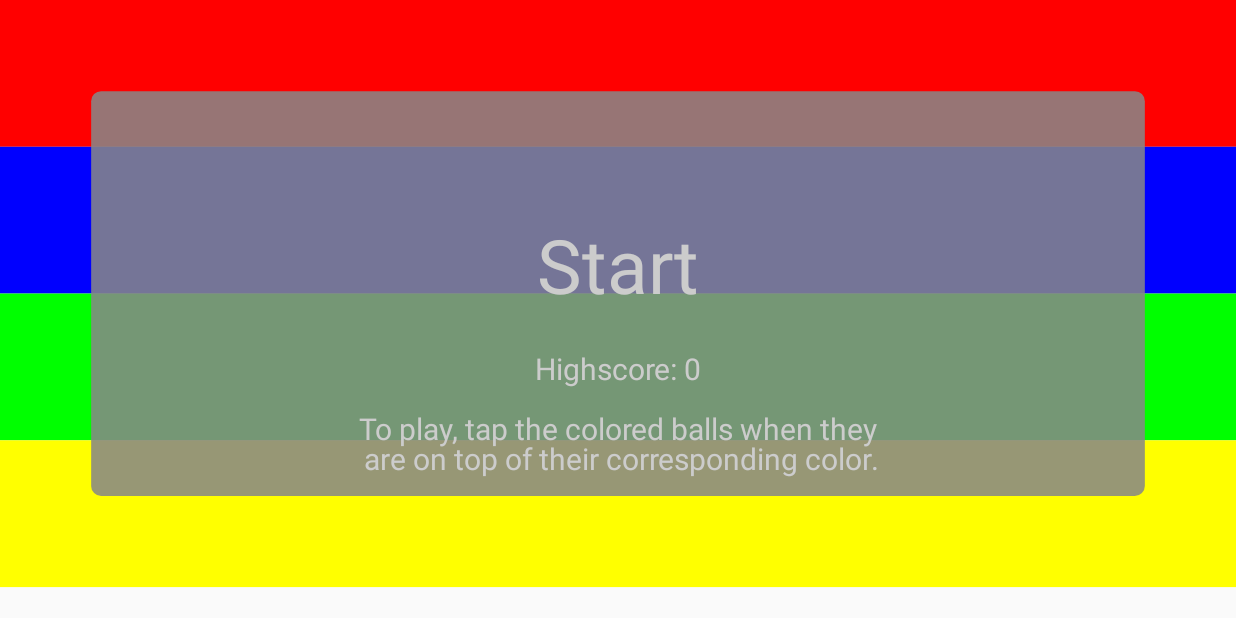
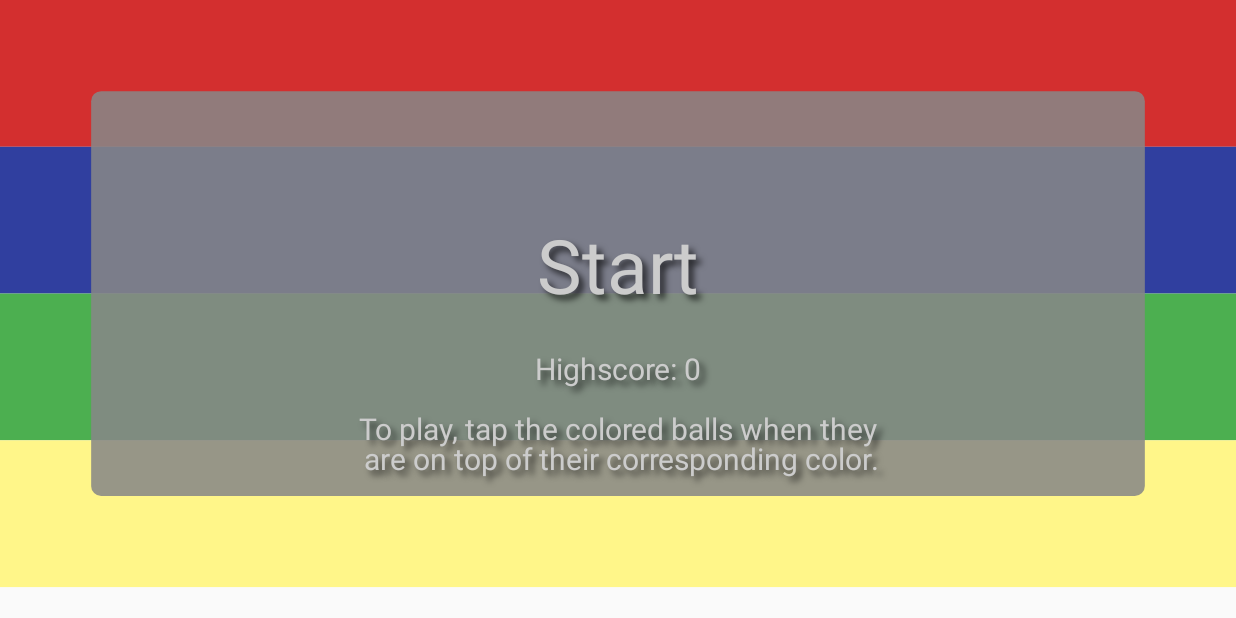
Before and after one commit to diddlydoodly/Tap, an Android app: the screen it shows after launch (GameActivity), on a phone screen of 824 x 412 dp (held sideways). Run offline under Robolectric (Android 15) with nearby library versions, the phone set to English and light mode, and no system bars; our stand-ins replace AdMob.

Commit message:
updated color schema and tap ball clicking

```diff
--- a/app/src/main/java/io/github/omgimanerd/tap/GameView.java
+++ b/app/src/main/java/io/github/omgimanerd/tap/GameView.java
@@ -26,6 +26,7 @@ public class GameView extends View {
   private static final int OVERLAY_BORDER_RADIUS = 10;
   private static final String OVERLAY_COLOR = "#DD888888";
   private static final String OVERLAY_TEXT_COLOR = "#FFCCCCCC";
+  private static final String OVERLAY_TEXT_SHADOW_COLOR = "#AA000000";
 
   private static final int STATE_MENU = 0;
   private static final int STATE_GAME = 1;
@@ -61,11 +62,15 @@ public class GameView extends View {
     overlayPaint_.setColor(Color.parseColor(OVERLAY_COLOR));
     textPaintLarge_ = new Paint();
     textPaintLarge_.setColor(Color.parseColor(OVERLAY_TEXT_COLOR));
+    textPaintLarge_.setShadowLayer(5, 5, 5,
+                                   Color.parseColor(OVERLAY_TEXT_SHADOW_COLOR));
     textPaintLarge_.setTextSize(
         getResources().getDimensionPixelSize(R.dimen.text_size_large));
     textPaintLarge_.setTextAlign(Paint.Align.CENTER);
     textPaintSmall_ = new Paint();
     textPaintSmall_.setColor(Color.parseColor(OVERLAY_TEXT_COLOR));
+    textPaintSmall_.setShadowLayer(5, 5, 5,
+                                   Color.parseColor(OVERLAY_TEXT_SHADOW_COLOR));
     textPaintSmall_.setTextSize(
         getResources().getDimensionPixelSize(R.dimen.text_size_small));
     textPaintSmall_.setTextAlign(Paint.Align.CENTER);
--- a/app/src/main/java/io/github/omgimanerd/tap/game/Game.java
+++ b/app/src/main/java/io/github/omgimanerd/tap/game/Game.java
@@ -4,7 +4,6 @@ import android.graphics.Canvas;
 import android.graphics.Color;
 import android.graphics.Paint;
 import android.graphics.RectF;
-import android.util.Log;
 import android.view.MotionEvent;
 
 import java.util.ArrayList;
@@ -19,6 +18,14 @@ public class Game {
   private static final int INITIAL_DELAY = 2000;
   private static final int MIN_SPAWN_INTERVAL = 250;
   private static final int MAX_SPAWN_INTERVAL = 1750;
+  protected static final int[] COLORS = new int[] {
+      Color.parseColor("#D32F2F"),
+      Color.parseColor("#303F9F"),
+      Color.parseColor("#4CAF50"),
+      Color.parseColor("#FFF689")
+  };
+  protected static final int STROKE_COLOR = Color.parseColor("#727272");
+  protected static final float STROKE_WIDTH = 5;
 
   private boolean lost_;
   private int score_;
@@ -31,10 +38,7 @@ public class Game {
 
   // The Paint, Color, and RectF arrays are all parallel arrays.
   // Hence, the rectangular stripes are drawn in the order that the colors
-  // array is declared.
-  private int[] colors_ = new int[] {
-      Color.RED, Color.BLUE, Color.GREEN, Color.YELLOW
-  };
+  // array is declared. The Balls will be drawn with this colors array.
   private Paint[] paints_;
   private RectF[] rects_;
 
@@ -50,13 +54,13 @@ public class Game {
     screenHeight_ = screenHeight;;
     balls_ = new ArrayList<TapBall>();
 
-    paints_ = new Paint[colors_.length];
+    paints_ = new Paint[COLORS.length];
     for (int i = 0; i < 4; ++i) {
       paints_[i] = new Paint();
-      paints_[i].setColor(colors_[i]);
+      paints_[i].setColor(COLORS[i]);
     }
 
-    rects_ = new RectF[colors_.length];
+    rects_ = new RectF[COLORS.length];
     rects_[0] = new RectF(0, 0, screenWidth, screenHeight / 4);
     rects_[1] = new RectF(0, screenHeight / 4, screenWidth, screenHeight / 2);
     rects_[2] = new RectF(0, screenHeight / 2, screenWidth,
@@ -88,7 +92,7 @@ public class Game {
 
   public void redrawBackground(Canvas canvas) {
     // Render the background.
-    for (int i = 0; i < colors_.length; ++ i) {
+    for (int i = 0; i < COLORS.length; ++ i) {
       canvas.drawRect(rects_[i], paints_[i]);
     }
   }
@@ -102,29 +106,33 @@ public class Game {
 
   public void onTouchEvent(MotionEvent event) {
     // Register the touch event if it was on top of a ball.
-    // We search backwards through the ArrayList in case a ball is on top of
-    // another one since the balls are drawn from the ArrayList iterating
-    // forward.
     float[] touchPoint = new float[] {
         event.getX(), event.getY()
     };
 
-    for (int i = balls_.size() - 1; i >= 0; --i) {
+    // Find the ball closest to the touch point.
+    TapBall closestBall = balls_.get(0);
+    for (int i = 1; i < balls_.size(); ++i) {
       TapBall ball = balls_.get(i);
-      if (ball.touched(touchPoint)) {
-        // Check if the ball is in the correct stripe.
-        if (!rects_[ball.getColorIndex()].contains(ball.getX(), ball.getY())) {
-          Sound.play("lost");
-          lost_ = true;
-        } else {
-          Sound.play("blop");
-          score_++;
-        }
+      if (ball.distanceFrom(touchPoint) < closestBall.distanceFrom(touchPoint)) {
+        closestBall = ball;
+      }
+    }
 
-        balls_.remove(ball);
-        ball = null;
-        return;
+    // Only register if it was close enough to count as a touch point.
+    if (closestBall.touched(touchPoint)) {
+      // Check if the ball is in the correct stripe.
+      if (rects_[closestBall.getColorIndex()].contains(closestBall.getX(),
+                                                       closestBall.getY())) {
+        Sound.play("blop");
+        score_++;
+      } else {
+        Sound.play("lost");
+        lost_ = true;
       }
+
+      balls_.remove(closestBall);
+      return;
     }
   }
 
```
Also changed, not shown: app/src/main/java/io/github/omgimanerd/tap/game/TapBall.java (+22 -24 lines), app/src/main/res/drawable-hdpi/ic_launcher.png, app/src/main/res/drawable-mdpi/ic_launcher.png, app/src/main/res/drawable-xhdpi/ic_launcher.png, app/src/main/res/drawable-xxhdpi/ic_launcher.png, 7 other files.
